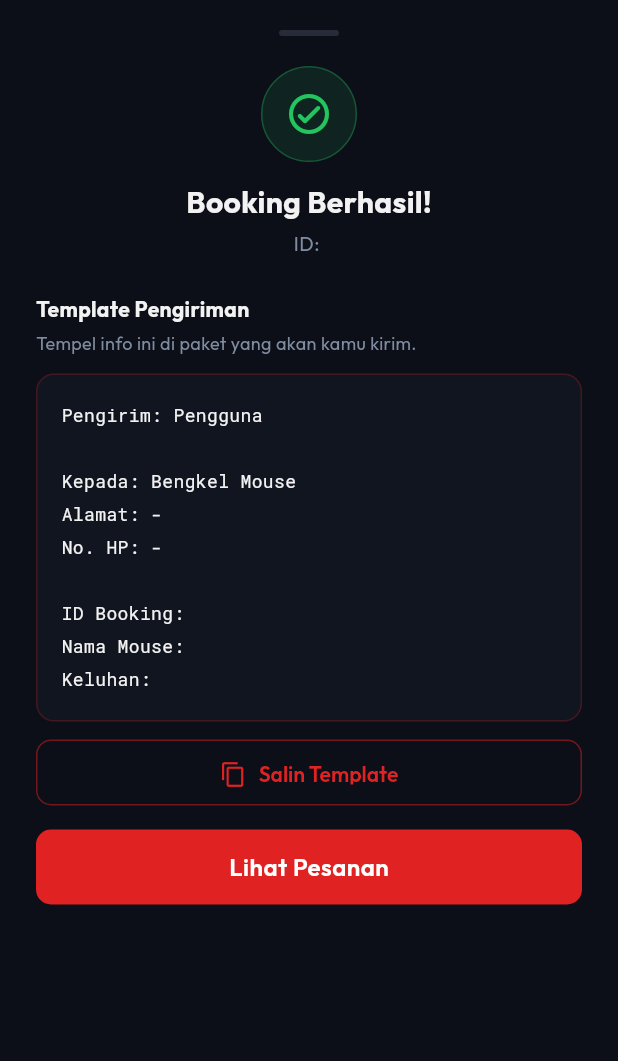
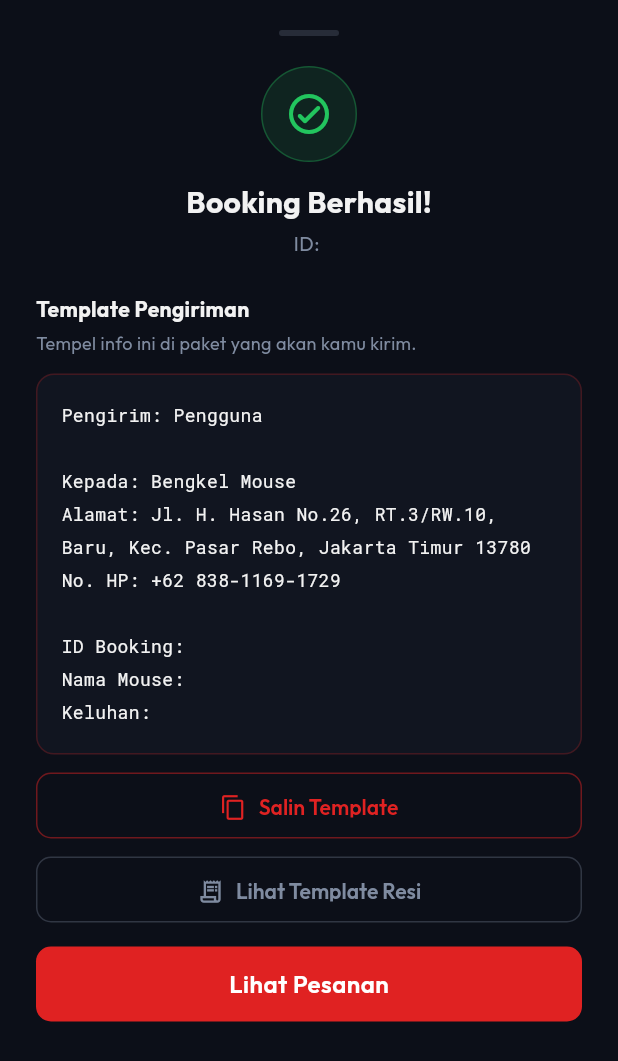
Before and after one commit to NathanChandra202/Front-End-Bengkel-Mouse, a Flutter app: the _BookingSuccessSheet widget shown alone on an empty page, opened directly with empty values, on a phone screen of 412 x 824 dp. Shown: the top 1061 px of the screen. Run offline on Flutter 3.47's test engine with Material 3 defaults, Android fonts, the phone set to English and light mode, and no system bars; our stand-ins replace firebase_auth, firebase_core, go_router, google_fonts, google_sign_in, image_picker and 1 more; accounts and stored records are empty; network calls fail.

Commit message:
feat: update booking template with phone/address, fix tracking title to show BM-XXXX, add view template button

```diff
--- a/lib/screens/booking/booking_screen.dart
+++ b/lib/screens/booking/booking_screen.dart
@@ -613,9 +613,9 @@ class _BookingSuccessSheetState extends State<_BookingSuccessSheet> {
   String _buildTemplate() {
     final userProvider = Provider.of<UserProvider>(context, listen: false);
     final senderName = userProvider.name.isNotEmpty ? userProvider.name : 'Pengguna';
-    final receiverName = _storeInfo?['receiverName'] ?? _storeInfo?['name'] ?? 'Bengkel Mouse';
-    final address = _storeInfo?['address'] ?? '-';
-    final phone = _storeInfo?['phone'] ?? _storeInfo?['whatsapp'] ?? '-';
+    const receiverName = 'Bengkel Mouse';
+    const address = 'Jl. H. Hasan No.26, RT.3/RW.10, Baru, Kec. Pasar Rebo, Jakarta Timur 13780';
+    const phone = '+62 838-1169-1729';
     return '''Pengirim: $senderName
 
 Kepada: $receiverName
@@ -740,6 +740,44 @@ Keluhan: ${widget.issue}''';
               ),
             ),
           ),
+          const SizedBox(height: 12),
+          SizedBox(
+            width: double.infinity,
+            height: 44,
+            child: OutlinedButton.icon(
+              onPressed: () {
+                // Show template again in a dialog
+                showDialog(
+                  context: context,
+                  builder: (ctx) => AlertDialog(
+                    backgroundColor: Theme.of(context).scaffoldBackgroundColor,
+                    title: Text('Template Resi', style: GoogleFonts.outfit(fontWeight: FontWeight.w700)),
+                    content: SingleChildScrollView(
+                      child: Text(
+                        _buildTemplate(),
+                        style: GoogleFonts.robotoMono(fontSize: 12, height: 1.8),
+                      ),
+                    ),
+                    actions: [
+                      TextButton(
+                        onPressed: () => Navigator.of(ctx).pop(),
+                        child: Text('Tutup', style: GoogleFonts.outfit(fontWeight: FontWeight.w600)),
+                      ),
+                    ],
+                  ),
+                );
+              },
+              icon: const Icon(Icons.receipt_long_outlined, size: 18),
+              label: Text(
+                'Lihat Template Resi',
+                style: GoogleFonts.outfit(fontSize: 14, fontWeight: FontWeight.w600),
+              ),
+              style: OutlinedButton.styleFrom(
+                foregroundColor: mutedColor,
+                side: BorderSide(color: mutedColor.withAlpha(80)),
+              ),
+            ),
+          ),
           const SizedBox(height: 16),
           SizedBox(
             width: double.infinity,
```
Also changed, not shown: lib/screens/tracking/tracking_detail_screen.dart (+5 -3 lines).
